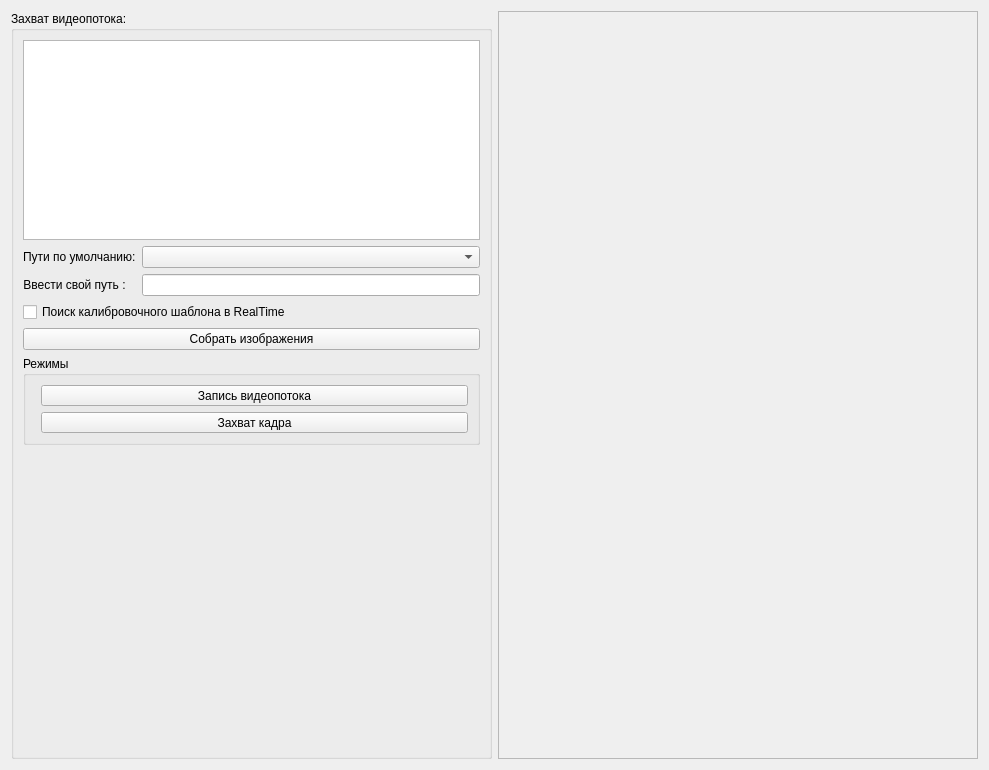
Before: the Qt Designer form GUI/Calibration/CamerasVideoCapture.ui in L0rd1k/VisualKIT, drawn with Qt 5.
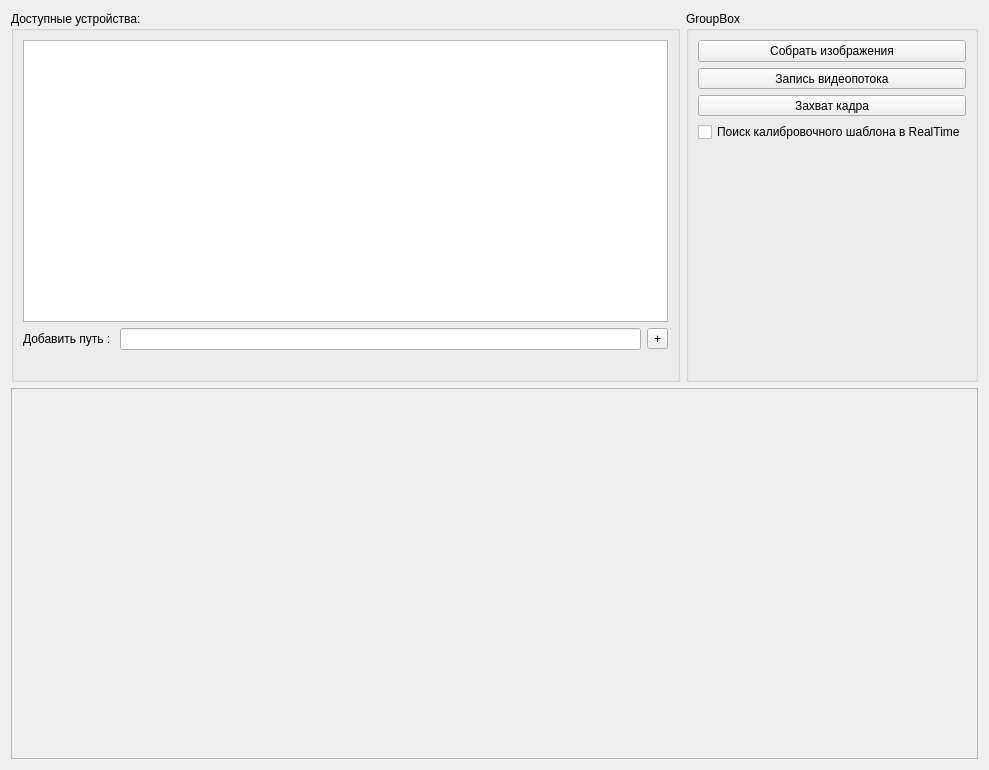
After: the same form once the commit is applied.

The edit to the form file:
```diff
--- a/GUI/Calibration/CamerasVideoCapture.ui
+++ b/GUI/Calibration/CamerasVideoCapture.ui
@@ -13,70 +13,62 @@
   <property name="windowTitle">
    <string>CamerasVideoCapture</string>
   </property>
-  <layout class="QHBoxLayout" name="horizontalLayout">
+  <layout class="QVBoxLayout" name="verticalLayout_3">
    <item>
-    <widget class="QGroupBox" name="groupBox_VideoCapture">
+    <layout class="QHBoxLayout" name="horizontalLayout_2">
+     <item>
+      <widget class="QGroupBox" name="gb_Devices">
      <property name="title">
-      <string>Захват видеопотока:</string>
-     </property>
-     <layout class="QVBoxLayout" name="verticalLayout_6">
+        <string>Доступные устройства:</string>
+       </property>
+       <layout class="QVBoxLayout" name="verticalLayout">
       <item>
        <widget class="QTableWidget" name="tableWidget">
         <property name="enabled">
          <bool>true</bool>
         </property>
-        <property name="maximumSize">
-         <size>
-          <width>16777215</width>
-          <height>200</height>
-         </size>
-        </property>
        </widget>
       </item>
       <item>
-       <layout class="QFormLayout" name="formLayout_CaptureParam">
+         <layout class="QGridLayout" name="gridLayout">
         <item row="0" column="0">
-         <widget class="QLabel" name="lbl_1">
+           <widget class="QLabel" name="label">
           <property name="text">
-           <string>Пути по умолчанию:</string>
-          </property>
-          <property name="alignment">
-           <set>Qt::AlignLeading|Qt::AlignLeft|Qt::AlignVCenter</set>
+             <string>Добавить путь : </string>
           </property>
          </widget>
         </item>
         <item row="0" column="1">
-         <widget class="QComboBox" name="comboBox_pathOptions">
-          <property name="maxVisibleItems">
-           <number>10</number>
-          </property>
-          <property name="insertPolicy">
-           <enum>QComboBox::InsertAtBottom</enum>
+           <widget class="QLineEdit" name="le_Path"/>
+          </item>
+          <item row="0" column="2">
+           <widget class="QToolButton" name="tb_AddPath">
+            <property name="text">
+             <string>+</string>
           </property>
          </widget>
         </item>
-        <item row="1" column="0">
-         <widget class="QLabel" name="lbl_2">
+         </layout>
+        </item>
+        <item>
+         <widget class="QLabel" name="lbl_InfoLabel">
           <property name="text">
-           <string>Ввести свой путь :</string>
+           <string/>
           </property>
           <property name="alignment">
            <set>Qt::AlignCenter</set>
           </property>
          </widget>
         </item>
-        <item row="1" column="1">
-         <widget class="QLineEdit" name="lineEdit_videoIPPath"/>
-        </item>
        </layout>
+      </widget>
       </item>
       <item>
-       <widget class="QCheckBox" name="checkBox_RealTime">
-        <property name="text">
-         <string>Поиск калибровочного шаблона в RealTime</string>
-        </property>
-       </widget>
-      </item>
+      <widget class="QGroupBox" name="gb_Regimes">
+       <property name="title">
+        <string>GroupBox</string>
+       </property>
+       <layout class="QVBoxLayout" name="verticalLayout_4">
       <item>
        <widget class="QPushButton" name="btn_startStreaming">
         <property name="text">
@@ -85,12 +77,6 @@
        </widget>
       </item>
       <item>
-       <widget class="QGroupBox" name="groupBox">
-        <property name="title">
-         <string>Режимы</string>
-        </property>
-        <layout class="QFormLayout" name="formLayout">
-         <item row="2" column="1">
           <widget class="QToolButton" name="toolButton_VideoRecord">
            <property name="sizePolicy">
             <sizepolicy hsizetype="Minimum" vsizetype="Fixed">
@@ -103,7 +89,7 @@
            </property>
           </widget>
          </item>
-         <item row="3" column="1">
+        <item>
           <widget class="QToolButton" name="toolButton_ScreenShot">
            <property name="sizePolicy">
             <sizepolicy hsizetype="Minimum" vsizetype="Fixed">
@@ -116,7 +102,11 @@
            </property>
           </widget>
          </item>
-        </layout>
+        <item>
+         <widget class="QCheckBox" name="checkBox_RealTime">
+          <property name="text">
+           <string>Поиск калибровочного шаблона в RealTime</string>
+          </property>
        </widget>
       </item>
       <item>
@@ -135,6 +125,8 @@
      </layout>
     </widget>
    </item>
+    </layout>
+   </item>
    <item>
     <widget class="QScrollArea" name="scrollArea">
      <property name="widgetResizable">
@@ -145,13 +137,13 @@
        <rect>
         <x>0</x>
         <y>0</y>
-        <width>480</width>
-        <height>750</height>
+        <width>969</width>
+        <height>371</height>
        </rect>
       </property>
       <layout class="QVBoxLayout" name="verticalLayout_2">
        <item>
-        <layout class="QVBoxLayout" name="verticalLayout"/>
+        <layout class="QHBoxLayout" name="horizontalLayout"/>
        </item>
       </layout>
      </widget>
```
Lines whose indentation alone changed are shown as unchanged.
